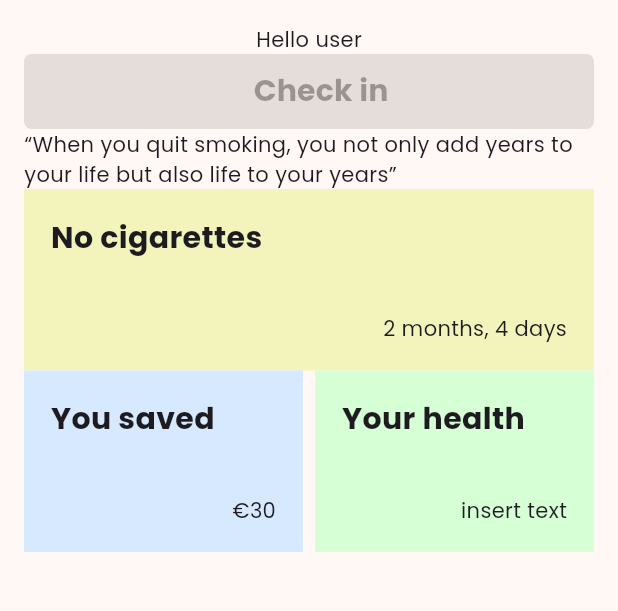
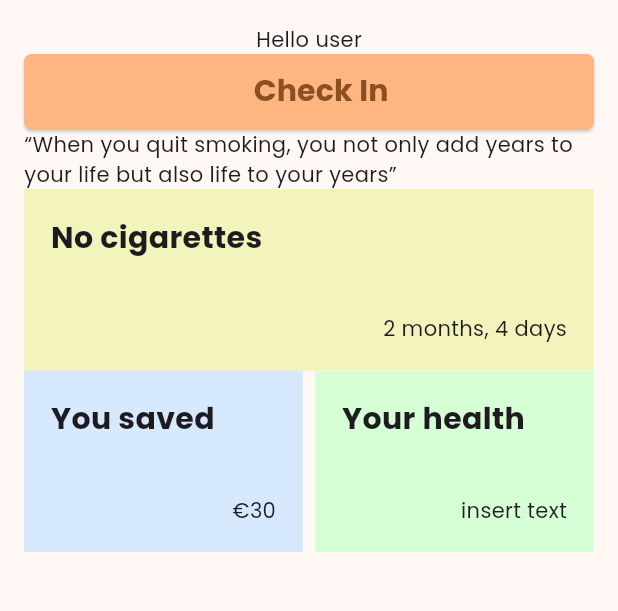
Before and after one commit to Toby-van-Berkum/stopit_frontend, a Flutter app: the DashboardPage screen opened directly, on a phone screen of 412 x 824 dp, the part 84-695 px from its top. Run offline on Flutter 3.47's test engine with Material 3 defaults, Android fonts, the phone set to English and light mode, and no system bars; our stand-ins replace google_fonts.

Commit message:
updated checkin button on dashboard_page

```diff
--- a/lib/pages/dashboard_page.dart
+++ b/lib/pages/dashboard_page.dart
@@ -1,4 +1,5 @@
 import 'package:flutter/material.dart';
+import 'package:stopit_frontend/pages/checkin_page.dart';
 import 'globals.dart';
 
 class DashboardPage extends StatefulWidget {
@@ -31,23 +32,16 @@ class _DashboardPageState extends State<DashboardPage> {
           children: <Widget>[
             Text('Hello user'),
             ElevatedButton(
-              onPressed: null,
-              style: ElevatedButton.styleFrom(
-                backgroundColor: AppColors.primaryColor,
-                minimumSize: const Size(400, 50),
-                shape: RoundedRectangleBorder(
-                  borderRadius: BorderRadius.circular(5),
-                ),
-              ),
-              child: const Align(
+              onPressed: () {
+                Navigator.push(context, MaterialPageRoute(builder: (context) => const CheckInPage(title: AppTitle.title,)));
+              },
+              style: AppStyles.largeButton(context),
+              child: Align(
                 child: Padding(
-                  padding: EdgeInsets.only(left: 16.0),
+                  padding: const EdgeInsets.only(left: 16.0),
                   child: Text(
-                    'Check in',
-                    style: TextStyle(
-                      fontWeight: FontWeight.bold,
-                      fontSize: 20,
-                    ),
+                      'Check In',
+                      style: AppStyles.labelStyle()
                   ),
                 ),
               ),
```
